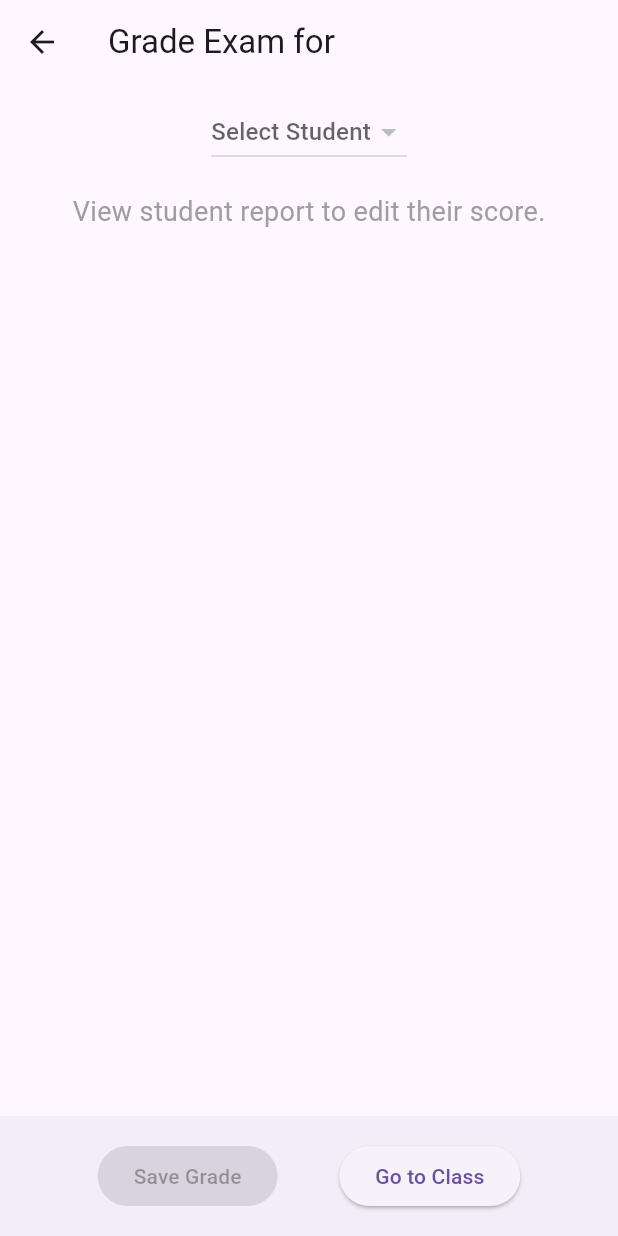
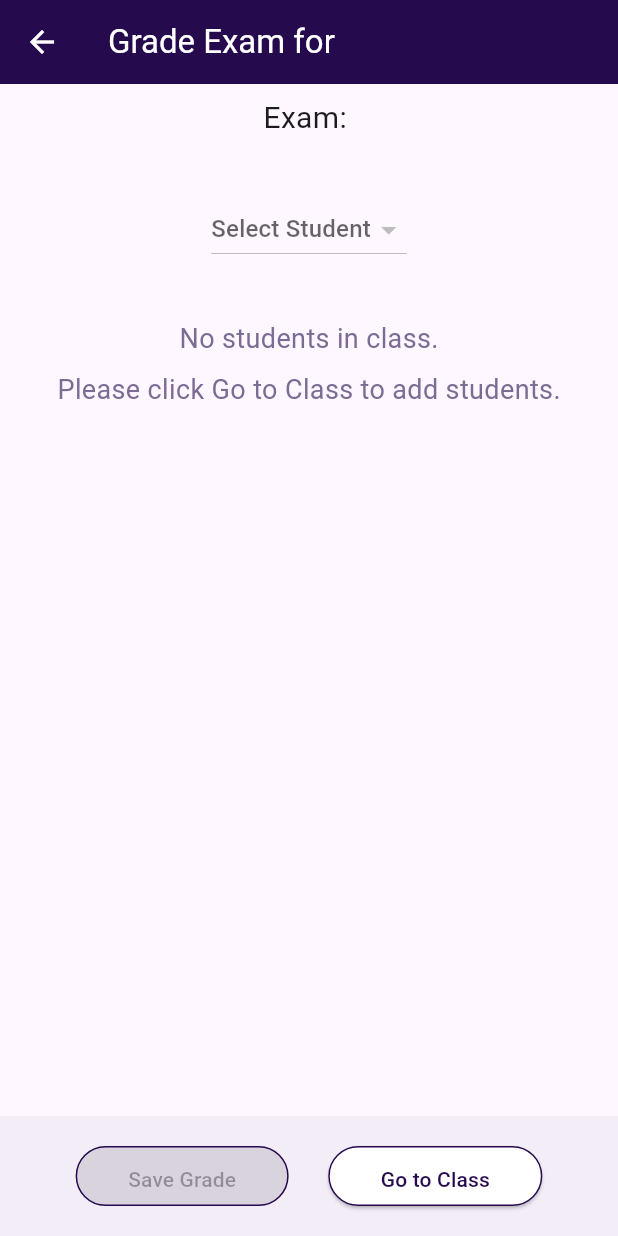
Before and after one commit to Luc35b/Karibs, a Flutter app: the TestGradeScreen screen opened directly with empty values, on a phone screen of 412 x 824 dp. Run offline on Flutter 3.47's test engine with Material 3 defaults, Android fonts, the phone set to English and light mode, and no system bars; our stand-ins replace fl_chart, google_fonts, printing, shared_preferences, sqflite; accounts and stored records are empty.

Commit message:
grading details ironed out and centered properly

```diff
--- a/karibs/lib/screens/test_grade_screen.dart
+++ b/karibs/lib/screens/test_grade_screen.dart
@@ -1,8 +1,10 @@
+import 'package:flutter/cupertino.dart';
 import 'package:flutter/material.dart';
 import 'package:provider/provider.dart';
 import '../database/database_helper.dart';
 import '../providers/student_grading_provider.dart';
 import 'teacher_class_screen.dart';
+import 'package:karibs/main.dart';
 
 class TestGradeScreen extends StatefulWidget {
   final int classId;
@@ -191,25 +193,36 @@ class _TestGradeScreenState extends State<TestGradeScreen> {
   Widget build(BuildContext context) {
     return Scaffold(
         appBar: AppBar(
-
+          foregroundColor: White,
+          backgroundColor: DeepPurple,
           title: Text('Grade Exam for ${widget.testTitle}'),
         ),
         body: _isLoading
             ? const Center(child: CircularProgressIndicator())
-            : Column(
+            : Center(
+
+        child:Column(
+            crossAxisAlignment: CrossAxisAlignment.center,
             children: [
             if (_className != null)
               Padding(
-        padding: const EdgeInsets.all(8.0),
+                  padding: const EdgeInsets.only(left:8.0, right: 8, top: 28),
               child: Text(
-    'Grading details for class: $_className and exam: ${widget.testTitle}',
+              'Grading details for class: $_className',
               style: const TextStyle(fontSize: 20),
               ),
               ),
               Padding(
                 padding: const EdgeInsets.all(8.0),
+                child: Text(
+                  'Exam: ${widget.testTitle}',
+                  style: const TextStyle(fontSize: 20),
+                ),
+              ),
+              Padding(
+                padding: const EdgeInsets.symmetric(horizontal: 8.0, vertical: 28),
                   child: DropdownButton<int>(
-    hint: const Text("Select Student"),
+                  hint: const Text("Select Student", selectionColor: MidPurple,),
                   value: _selectedStudentId,
                   onChanged: (int? newValue) {
                   setState(() {
@@ -280,17 +293,45 @@ class _TestGradeScreenState extends State<TestGradeScreen> {
               },
               ),
               ),
-              if (_gradedStudentIds.length == _students.length)
+              if(_students.length == 0)
                 const Center(
-                  child: Padding(
+                  child: Column(
+                    children:[
+                      Padding(
                         padding: EdgeInsets.all(8.0),
                         child: Text(
-                      "View student report to edit their score.",
-                      style: TextStyle(fontSize: 18, color: Colors.grey),
+                          'No students in class.',
+                          style: TextStyle(fontSize: 18, color: MidPurple),
                         ),
+                      ),
+                      Text(
+                          'Please click Go to Class to add students.',
+                          style: TextStyle(fontSize: 18, color: MidPurple),
+                        ),
+                    ],
+                  ),
+                )
+              else if (_gradedStudentIds.length == _students.length)
+                const Center(
+                  child: Column(
+                    children:[
+                      Text(
+                          "All students in the class graded.",
+                          style: TextStyle(fontSize: 18, color: MidPurple),
+                        ),
+                      Text(
+                        "Go to class to view student reports",
+                        style: TextStyle(fontSize: 18, color: MidPurple),
+                      ),
+                      Text(
+                        "or edit their scores.",
+                        style: TextStyle(fontSize: 18, color: MidPurple),
+                      ),
+                    ],
                   ),
                 ),
             ],
+        ),
         ),
       bottomNavigationBar: BottomAppBar(
         child: Padding(
@@ -299,6 +340,16 @@ class _TestGradeScreenState extends State<TestGradeScreen> {
             mainAxisAlignment: MainAxisAlignment.spaceEvenly,
             children: [
               ElevatedButton(
+                style: ElevatedButton.styleFrom(
+                backgroundColor: White,
+                  foregroundColor: DeepPurple,
+                  padding: const EdgeInsets.symmetric(
+                      horizontal: 35, vertical: 12),
+                  side: const BorderSide(width: 1, color: DeepPurple),
+                  shape: RoundedRectangleBorder(
+                    borderRadius: BorderRadius.circular(35),
+                  ),
+                ),
                 onPressed: (_selectedStudentId != null &&
                     _questions.isNotEmpty &&
                     !_gradedStudentIds.contains(_selectedStudentId) &&
@@ -310,6 +361,16 @@ class _TestGradeScreenState extends State<TestGradeScreen> {
                 child: const Text('Save Grade'),
               ),
               ElevatedButton(
+                style: ElevatedButton.styleFrom(
+                  backgroundColor: White,
+                  foregroundColor: DeepPurple,
+                  padding: const EdgeInsets.symmetric(
+                      horizontal: 35, vertical: 12),
+                  side: const BorderSide(width: 1, color: DeepPurple),
+                  shape: RoundedRectangleBorder(
+                    borderRadius: BorderRadius.circular(35),
+                  ),
+                ),
                 onPressed: () {
                   _goToTeacherDashboard(widget.classId);
                 },
```
Lines whose indentation alone changed are shown as unchanged.
